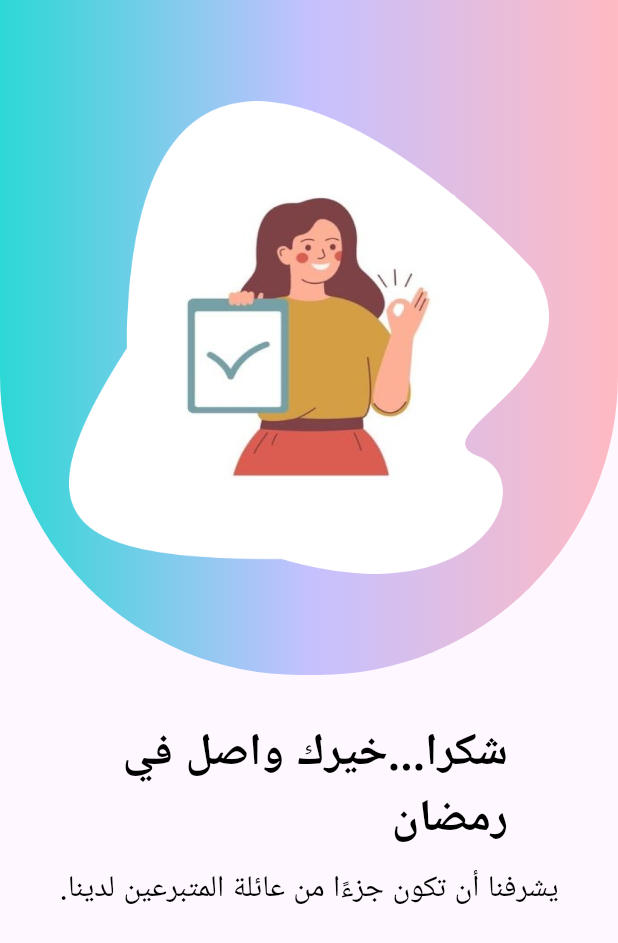
After one commit to mohammedashraf16/Heartfelt_Hands, a Flutter app: the SuccessDonationView screen opened directly, on a phone screen of 412 x 824 dp. The commit adds this screen. Shown: the top 943 px of the screen. Run offline on Flutter 3.47's test engine with Material 3 defaults, Android fonts, the phone set to English and light mode, and no system bars; our stand-ins replace animated_splash_screen, convex_bottom_bar, firebase_auth, firebase_core, flutter_bloc, flutter_styled_toast and 3 more; accounts and stored records are empty.

Commit message:
Add Order Success view

```diff
--- a/lib/features/contribution/presentation/widgets/contribution_view_body.dart
+++ b/lib/features/contribution/presentation/widgets/contribution_view_body.dart
@@ -5,10 +5,12 @@ import 'package:heartfelt_hands/features/auth/presentation/sign_up/widgets/custo
 import 'package:heartfelt_hands/features/contribution/presentation/widgets/custom_app_bar_contribution_view.dart';
 import 'package:heartfelt_hands/features/contribution/presentation/widgets/custom_contact_container.dart';
 import 'package:heartfelt_hands/features/contribution/presentation/widgets/custom_donation_details_container.dart';
+import 'package:heartfelt_hands/features/success/presentation/views/success_donation_view.dart';
 import 'package:heartfelt_hands/utils/app_assets.dart';
 import 'package:heartfelt_hands/utils/app_colors.dart';
 import 'package:heartfelt_hands/utils/app_strings.dart';
 import 'package:heartfelt_hands/utils/app_text_style.dart';
+import 'package:page_transition/page_transition.dart';
 
 class ContributionViewBody extends StatelessWidget {
   const ContributionViewBody({super.key});
@@ -80,7 +82,14 @@ class CustomContainerPaymentMethod extends StatelessWidget {
                 ),
               ),
               CustomButtonSignUpScreen(
-                onTap: () {},
+                onTap: () {
+                  Navigator.pushReplacement(
+                    context,
+                    PageTransition(
+                        child: SuccessDonationView(),
+                        type: PageTransitionType.topToBottom),
+                  );
+                },
                 color: const Color(0xffFF9A44),
                 text: AppStrings.confirm,
               )
--- /dev/null
+++ b/lib/features/success/presentation/views/success_donation_view.dart
@@ -0,0 +1,15 @@
+import 'package:flutter/material.dart';
+import 'package:heartfelt_hands/features/success/presentation/widgets/success_donation_view_body.dart';
+
+class SuccessDonationView extends StatelessWidget {
+  const SuccessDonationView({super.key});
+
+  @override
+  Widget build(BuildContext context) {
+    return const SafeArea(
+      child: Scaffold(
+        body:SuccessDonationViewBody(),
+      ),
+    );
+  }
+}
--- /dev/null
+++ b/lib/features/success/presentation/widgets/custom_container_success_donation.dart
@@ -0,0 +1,29 @@
+import 'package:flutter/material.dart';
+import 'package:heartfelt_hands/utils/app_assets.dart';
+
+class CustomContainerSuccessDonation extends StatelessWidget {
+  const CustomContainerSuccessDonation({super.key});
+
+  @override
+  Widget build(BuildContext context) {
+    return Container(
+      width: double.infinity,
+      height: 450,
+      decoration: const BoxDecoration(
+        gradient: LinearGradient(
+            colors: [Color(0xff2CD8D5), Color(0xffC5C1FF), Color(0xffFFBAC3)]),
+        borderRadius: BorderRadius.only(
+          bottomLeft: Radius.circular(200),
+          bottomRight: Radius.circular(200),
+        ),
+      ),
+      child:  Stack(
+        alignment: Alignment.center,
+        children: [
+          Image.asset(Assets.imageVector3,width:320 ,height: 320,),
+          Image.asset(Assets.image8,width:195 ,height: 195,)
+        ],
+      ),
+    );
+  }
+}
--- /dev/null
+++ b/lib/features/success/presentation/widgets/custom_text_success_weidget.dart
@@ -0,0 +1,18 @@
+import 'package:flutter/material.dart';
+import 'package:heartfelt_hands/utils/app_strings.dart';
+import 'package:heartfelt_hands/utils/app_text_style.dart';
+
+class CustomTextSuccess extends StatelessWidget {
+  const CustomTextSuccess({super.key});
+
+  @override
+  Widget build(BuildContext context) {
+    return  Column(
+      children: [
+        Text(AppStrings.yourGoodnessHasArrived,style: CustomTextStyles.interStyle30,),
+        const SizedBox(height: 10),
+        Text(AppStrings.bePartOfOurFamily ,style: CustomTextStyles.inter300Style20,)
+      ],
+    );
+  }
+}
--- /dev/null
+++ b/lib/features/success/presentation/widgets/success_donation_view_body.dart
@@ -0,0 +1,19 @@
+import 'package:flutter/material.dart';
+import 'package:heartfelt_hands/features/success/presentation/widgets/custom_container_success_donation.dart';
+import 'package:heartfelt_hands/features/success/presentation/widgets/custom_text_success_weidget.dart';
+
+class SuccessDonationViewBody extends StatelessWidget {
+  const SuccessDonationViewBody({super.key});
+
+  @override
+  Widget build(BuildContext context) {
+    return const CustomScrollView(
+      slivers: [
+        SliverToBoxAdapter(child: CustomContainerSuccessDonation()),
+        SliverToBoxAdapter(child: SizedBox(height: 30,)),
+        SliverToBoxAdapter(child: CustomTextSuccess()),
+
+      ],
+    );
+  }
+}
--- a/lib/utils/app_assets.dart
+++ b/lib/utils/app_assets.dart
@@ -50,6 +50,8 @@ class Assets {
   static const String imageRectangle32 = "assets/images/Rectangle32.png";
   static const String imageRectangle65 = "assets/images/Rectangle65.png";
   static const String imageRectangle66 = "assets/images/Rectangle66.png";
+  static const String imageVector3 = "assets/images/Vector 3.png";
+  static const String image8 = "assets/images/image 8.png";
   static const String imageFolderSimpleStar =
       "assets/images/FolderSimpleStar.png";
 }
--- a/lib/utils/app_strings.dart
+++ b/lib/utils/app_strings.dart
@@ -21,7 +21,7 @@ abstract class AppStrings {
       amount = "10,000 ج.م",
       amountTwo = "150,000 ج.م",
       amountThree = "100,000 ج.م",
-       amountFour= "1000,000 ج.م",
+      amountFour = "1000,000 ج.م",
       amountFive = "11000,000 ج.م",
       gratePhilanthropists = "كبار المحسنين",
       partners = "شركاء الإحسان ",
@@ -62,6 +62,8 @@ abstract class AppStrings {
       rateYourExpre = "قيم تجربتك,لتجربة تبرع أفضل",
       payYourZakat = "أخرج زكاتك الان",
       zakatOnMoney = "زكاة مالك ..أجر وبركة",
+      yourGoodnessHasArrived = "شكرا...خيرك واصل في \nرمضان ",
+      bePartOfOurFamily = "يشرفنا أن تكون جزءًا من عائلة المتبرعين لدينا.",
       confirm = "تأكيد",
       numberOfMeals = "هدفنا توفير 1500 وجبة خلال الشهر الكريم .",
       donationDetailsOne =
--- a/lib/utils/app_text_style.dart
+++ b/lib/utils/app_text_style.dart
@@ -25,6 +25,11 @@ abstract class CustomTextStyles {
     fontSize: 24,
     fontWeight: FontWeight.w200,
     fontFamily: "Inter",
+  );  static final interStyle30 = TextStyle(
+    color: Colors.black,
+    fontSize: 30,
+    fontWeight: FontWeight.bold,
+    fontFamily: "Inter",
   );
   static final interStyle45 =  TextStyle(
     color: Colors.black,
```
Also changed, not shown: assets/images/Vector 3.png (added), assets/images/image 8.png (added).
